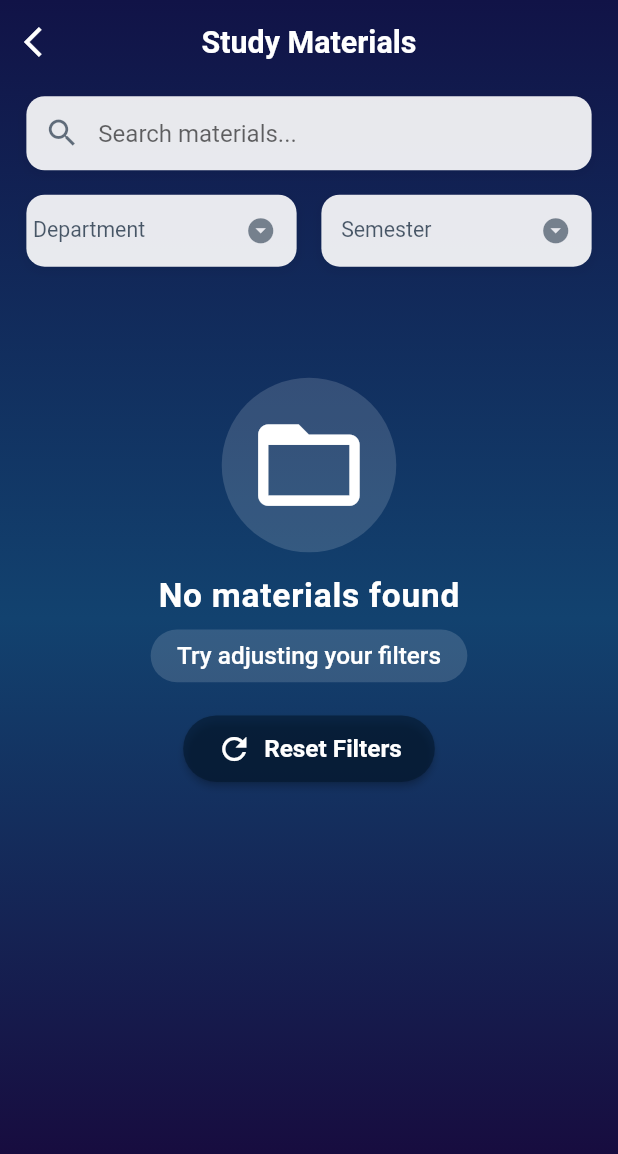
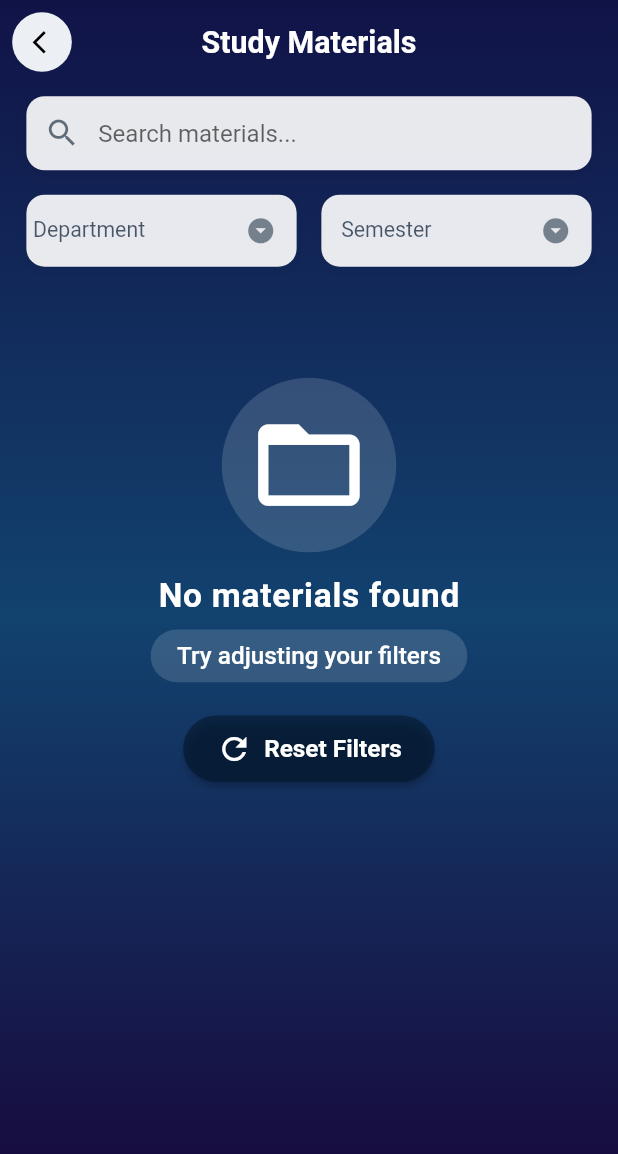
Before and after one commit to mahmoudKorany/Aiche, a Flutter app: the MaterialScreen screen opened directly, on a phone screen of 412 x 824 dp. Shown: the top 1154 px of the screen. Run offline on Flutter 3.47's test engine with Material 3 defaults, Android fonts, the phone set to English and light mode, and no system bars; our stand-ins replace awesome_notifications, cached_network_image, carousel_slider, conditional_builder_null_safety, connectivity_plus, dio and 19 more; accounts and stored records are empty; network calls fail.

Commit message:
final edit app

```diff
--- a/lib/main/home/home_component/custom_drawer.dart
+++ b/lib/main/home/home_component/custom_drawer.dart
@@ -4,6 +4,7 @@ import 'package:aiche/auth/auth_cubit/auth_state.dart';
 import 'package:aiche/auth/profile/profile_screen.dart';
 import 'package:aiche/core/shared/components/gaps.dart';
 import 'package:aiche/core/shared/functions/functions.dart';
+import 'package:aiche/main/material/material_screen.dart';
 import 'package:aiche/main/sessions/sessions_screem.dart';
 import 'package:cached_network_image/cached_network_image.dart';
 import 'package:conditional_builder_null_safety/conditional_builder_null_safety.dart';
@@ -248,7 +249,7 @@ class _CustomDrawerState extends State<CustomDrawer>
           icon: Icons.library_books,
           title: 'Materials',
           onTap: () {
-            // TODO: Navigate to materials
+            navigateTo(context: context, widget: const MaterialScreen());
           },
         ),
         _buildMenuItem(
--- a/lib/main/material/material_screen.dart
+++ b/lib/main/material/material_screen.dart
@@ -194,9 +194,9 @@ class _MaterialScreenState extends State<MaterialScreen>
                   ),
                   elevation: 0,
                   centerTitle: true,
-                  leading: IconButton(
-                    icon: const Icon(Icons.arrow_back_ios, color: Colors.white),
-                    onPressed: () => Navigator.pop(context),
+                  leading: Padding(
+                    padding:  EdgeInsets.all(8.0.r),
+                    child: const Pop(),
                   ),
                   systemOverlayStyle: SystemUiOverlayStyle.light,
                 ),
```
